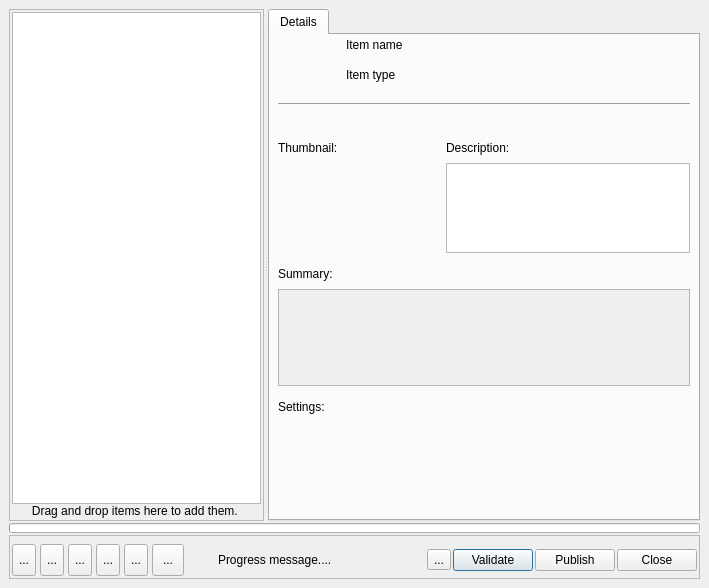
First picture: the form in resources/dialog.ui, repository jroy1992/tk-multi-publish2, before the edit.
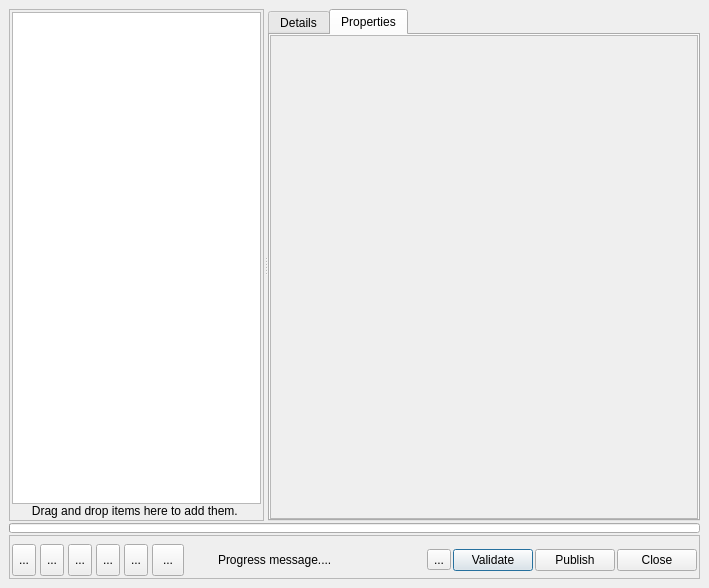
Second picture: the form after the edit. The open tabs and pages were chosen to show the change. Icons and pictures are not drawn. Custom widgets are drawn as their Qt base class.

Commit message: create persistent properties tab with item details, added properties widget

The edit to the form file:
```diff
--- a/resources/dialog.ui
+++ b/resources/dialog.ui
@@ -490,6 +490,21 @@
                  <number>1</number>
                 </property>
                 <widget class="QTabWidget" name="details_item_tab">
+                 <property name="sizePolicy">
+                  <sizepolicy hsizetype="Preferred" vsizetype="Preferred">
+                   <horstretch>0</horstretch>
+                   <verstretch>0</verstretch>
+                  </sizepolicy>
+                 </property>
+                 <property name="focusPolicy">
+                  <enum>Qt::NoFocus</enum>
+                 </property>
+                 <property name="tabPosition">
+                  <enum>QTabWidget::North</enum>
+                 </property>
+                 <property name="tabShape">
+                  <enum>QTabWidget::Rounded</enum>
+                 </property>
                  <widget class="QWidget" name="details_item">
                   <attribute name="title">
                    <string>Details</string>
@@ -730,6 +745,48 @@
                    </item>
                   </layout>
                  </widget>
+                 <widget class="QScrollArea" name="property_settings_scroll_area">
+                   <attribute name="title">
+                     <string>Properties</string>
+                   </attribute>
+                   <property name="widgetResizable">
+                    <bool>true</bool>
+                   </property>
+                   <widget class="QWidget" name="property_settings_parent">
+                    <property name="geometry">
+                     <rect>
+                      <x>0</x>
+                      <y>0</y>
+                      <width>416</width>
+                      <height>442</height>
+                     </rect>
+                    </property>
+                    <layout class="QVBoxLayout" name="verticalLayout_property" stretch="0,10">
+                     <property name="spacing">
+                      <number>-1</number>
+                     </property>
+                     <property name="margin">
+                      <number>0</number>
+                     </property>
+                     <item>
+                      <widget class="CustomSettingsWidget" name="property_settings" native="true"/>
+                     </item>
+                     <item>
+                      <spacer name="property_settings_spacer">
+                       <property name="orientation">
+                        <enum>Qt::Vertical</enum>
+                       </property>
+                       <property name="sizeHint" stdset="0">
+                        <size>
+                         <width>20</width>
+                         <height>20</height>
+                        </size>
+                       </property>
+                      </spacer>
+                     </item>
+                    </layout>
+                   </widget>
+                  </widget>
                 </widget>
                 <widget class="QWidget" name="details_task">
                  <layout class="QVBoxLayout" name="verticalLayout_11">
```
The commit also changes 2 other files.
